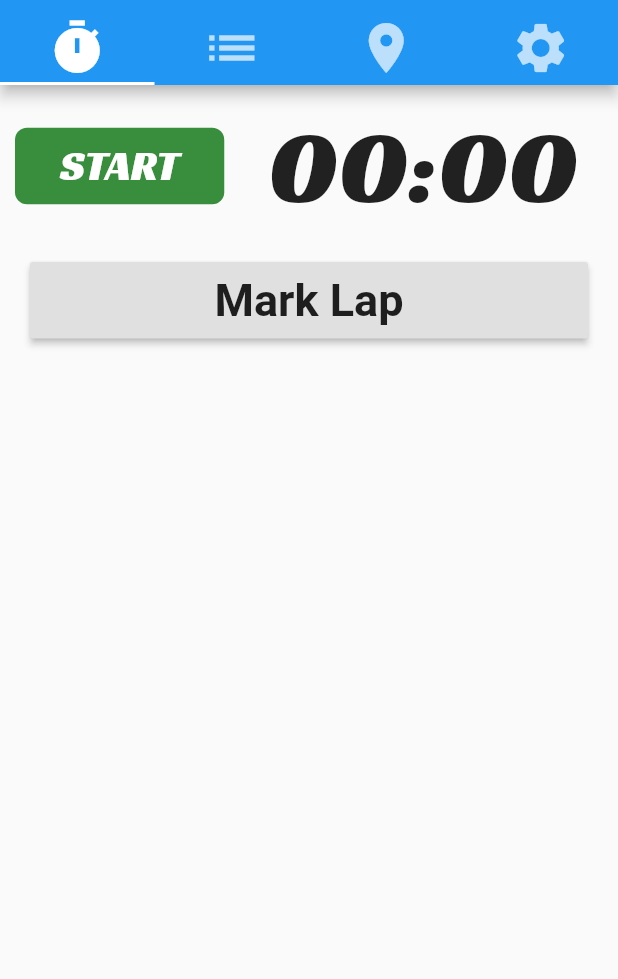
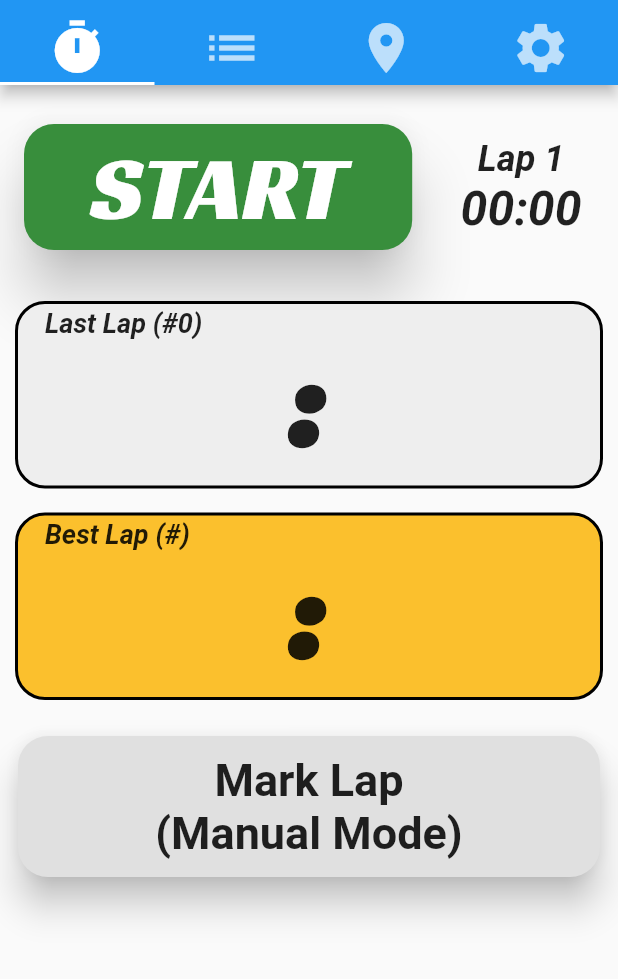
Before and after one commit to markleavitt/karstimer, a Flutter app: the screen it shows after launch, on a phone screen of 412 x 824 dp, the part 71-1050 px from its top. Run offline on Flutter 3.47's test engine with Material 2 defaults, Android fonts, the phone set to English and light mode, and no system bars; our stand-ins replace geolocator, google_maps_flutter, package_info, shared_preferences.

Commit message:
Version 0.9 working, with GPS lap, large displays.

```diff
--- a/lib/constants.dart
+++ b/lib/constants.dart
@@ -1,4 +1,15 @@
 import 'package:flutter/material.dart';
+
+const TextStyle kTimerStyle = TextStyle(
+  fontSize: 96.0,
+  fontFamily: 'RacingSansOne',
+  fontWeight: FontWeight.bold,
+);
+const TextStyle kTimerCaptionStyle = TextStyle(
+  fontSize: 18.0,
+  fontWeight: FontWeight.bold,
+  fontStyle: FontStyle.italic,
+);
 
 const TextStyle kLapStyle = TextStyle(
   fontFamily: 'RobotoMono',
--- a/lib/main.dart
+++ b/lib/main.dart
@@ -3,8 +3,8 @@
 import 'package:flutter/material.dart';
 import 'package:karstimer/race_data.dart';
 import 'tab_track.dart';
-import 'tab_best_time.dart';
-import 'tab_lap_timer.dart';
+import 'tab_timer.dart';
+import 'tab_lap_times.dart';
 import 'tab_settings.dart';
 import 'race_data.dart';
 import 'package:provider/provider.dart';
@@ -46,8 +46,8 @@ class MyApp extends StatelessWidget {
             ),
             body: TabBarView(
               children: [
-                TabBestTime(),
-                TabLapTimer(),
+                TabTimer(),
+                TabLapTimes(),
                 TabTrack(),
                 TabSettings(),
               ],
--- a/lib/race_data.dart
+++ b/lib/race_data.dart
@@ -22,7 +22,11 @@ class RaceData extends ChangeNotifier {
   int distanceFilter = 3;
   int elapsedTime = 0;
   int currentLapNumber = 1;
+  int bestLapTime = 9999;
+  int bestLapNumber;
   String elapsedTimeString = '00:00';
+  String lastLapTimeString = '  :  ';
+  String bestLapTimeString = '  :  ';
   String appVersion = "KarsTimer V?.?.?";
   Geolocator geolocator = Geolocator();
   final locationOptions = LocationOptions(
@@ -78,6 +82,15 @@ class RaceData extends ChangeNotifier {
   void markLap() {
     lapStats.insert(
         0, _LapStats(currentLapNumber, elapsedTime, elapsedTimeString));
+    int lastLapTime = elapsedTime;
+    lastLapTimeString =
+        '${(lastLapTime ~/ 60).toString().padLeft(2, '0')}:${(lastLapTime % 60).toString().padLeft(2, '0')}';
+    if (lastLapTime < bestLapTime) {
+      bestLapTime = lastLapTime;
+      bestLapNumber = currentLapNumber;
+      bestLapTimeString =
+          '${(bestLapTime ~/ 60).toString().padLeft(2, '0')}:${(bestLapTime % 60).toString().padLeft(2, '0')}';
+    }
     _updateElapsedTime(reset: true);
     currentLapNumber++;
     notifyListeners();
@@ -176,10 +189,8 @@ class RaceData extends ChangeNotifier {
   void _addPosition(Position newPosition) {
     // Save previous position and speed
     Position previousPosition = newPosition;
-    double previousSpeed = newPosition.speed;
     if (racePositions.length > 0) {
       previousPosition = racePositions.last;
-      previousSpeed = racePositions.last.speed;
     }
     racePositions.add(newPosition);
     // Build marker for this position
@@ -243,7 +254,6 @@ class RaceData extends ChangeNotifier {
     if (lapMarkers[currentLapNumber].length < 10) {
       return;
     }
-    ;
     // Calculate distance from start point to previous and current point
     final double distanceToP1 = await geolocator.distanceBetween(
         startPosition.latitude,
@@ -259,7 +269,6 @@ class RaceData extends ChangeNotifier {
     if (distanceToP1 > maxRange && distanceToP2 > maxRange) {
       return;
     }
-    ;
     // If newest position is very near the start point, declare a new lap and return
     if (distanceToP2 < minRange) {
       print('Lap completed by being in close range to starting point');
--- a/lib/tab_best_time.dart
+++ /dev/null
@@ -1,120 +0,0 @@
-import 'package:flutter/material.dart';
-import 'package:flutter/rendering.dart';
-import 'package:provider/provider.dart';
-import 'constants.dart';
-import 'race_data.dart';
-
-class TabBestTime extends StatefulWidget {
-  @override
-  _TabBestTimeState createState() => _TabBestTimeState();
-}
-
-class _TabBestTimeState extends State<TabBestTime> {
-  //ScrollController _myListScrollController = ScrollController();
-  @override
-  Widget build(BuildContext context) {
-    return Column(
-      mainAxisAlignment: MainAxisAlignment.start,
-      crossAxisAlignment: CrossAxisAlignment.stretch,
-      children: [
-        _Header(),
-        Padding(
-          padding: const EdgeInsets.symmetric(horizontal: 20.0, vertical: 10.0),
-          child: RaisedButton(
-            onPressed: () {
-              if (Provider.of<RaceData>(context, listen: false).isRunning) {
-                Provider.of<RaceData>(context, listen: false).markLap();
-              }
-            },
-            child: Padding(
-              padding: const EdgeInsets.all(8.0),
-              child: Text(
-                Provider.of<RaceData>(context).isAutoLapMark
-                    ? 'Mark Lap (Override)'
-                    : 'Mark Lap',
-                style: TextStyle(
-                  //color: Colors.white,
-                  fontSize: 30,
-                  fontWeight: FontWeight.bold,
-                ),
-              ),
-            ),
-          ),
-        ),
-      ],
-    );
-  }
-}
-
-// Builds the Header with a button and elapsed time display
-class _Header extends StatelessWidget {
-  @override
-  Widget build(BuildContext context) {
-    return Padding(
-      padding: const EdgeInsets.symmetric(vertical: 10.0, horizontal: 4),
-      child: Row(
-        mainAxisAlignment: MainAxisAlignment.spaceEvenly,
-        children: [
-          Expanded(
-            flex: 3,
-            child: _HeaderButton(
-              title:
-                  Provider.of<RaceData>(context).isRunning ? 'STOP' : 'START',
-              color: Provider.of<RaceData>(context).isRunning
-                  ? Colors.red
-                  : Colors.green[700],
-            ),
-          ),
-          Expanded(
-            flex: 5,
-            child: Text(
-              Provider.of<RaceData>(context).elapsedTimeString,
-              textAlign: TextAlign.center,
-              style: TextStyle(
-                fontSize: 70.0,
-                fontFamily: 'RacingSansOne',
-              ),
-            ),
-          ),
-        ],
-      ),
-    );
-  }
-}
-
-// Builds a button with specified title and color; connects via Provider
-class _HeaderButton extends StatelessWidget {
-  _HeaderButton({@required this.title, @required this.color});
-  final String title;
-  final Color color;
-
-  @override
-  Widget build(BuildContext context) {
-    return Padding(
-      padding: const EdgeInsets.symmetric(horizontal: 6.0),
-      child: GestureDetector(
-        onTap: () {
-          Provider.of<RaceData>(context, listen: false).toggleState();
-        },
-        child: Container(
-          padding: const EdgeInsets.symmetric(vertical: 8.0, horizontal: 15.0),
-          decoration: BoxDecoration(
-            color: color,
-            borderRadius: BorderRadius.all(
-              Radius.circular(8.0),
-            ),
-          ),
-          child: Text(
-            title,
-            textAlign: TextAlign.center,
-            style: const TextStyle(
-              color: Colors.white,
-              fontSize: 28,
-              fontFamily: 'RacingSansOne',
-            ),
-          ),
-        ),
-      ),
-    );
-  }
-}
--- a/lib/tab_lap_timer.dart
+++ b/lib/tab_lap_times.dart
@@ -4,12 +4,12 @@ import 'package:provider/provider.dart';
 import 'race_data.dart';
 import 'constants.dart';
 
-class TabLapTimer extends StatefulWidget {
+class TabLapTimes extends StatefulWidget {
   @override
-  _TabLapTimerState createState() => _TabLapTimerState();
+  _TabLapTimesState createState() => _TabLapTimesState();
 }
 
-class _TabLapTimerState extends State<TabLapTimer> {
+class _TabLapTimesState extends State<TabLapTimes> {
   //ScrollController _myListScrollController = ScrollController();
   @override
   Widget build(BuildContext context) {
--- a/lib/tab_settings.dart
+++ b/lib/tab_settings.dart
@@ -1,9 +1,6 @@
 import 'package:flutter/material.dart';
 import 'package:karstimer/constants.dart';
 import 'package:karstimer/race_data.dart';
-import 'package:shared_preferences/shared_preferences.dart';
-import 'package:provider/provider.dart';
-import 'package:geolocator/geolocator.dart';
 
 class TabSettings extends StatefulWidget {
   @override
--- /dev/null
+++ b/lib/tab_timer.dart
@@ -0,0 +1,193 @@
+import 'package:flutter/material.dart';
+import 'package:flutter/rendering.dart';
+import 'package:provider/provider.dart';
+import 'constants.dart';
+import 'race_data.dart';
+
+class TabTimer extends StatefulWidget {
+  @override
+  _TabTimerState createState() => _TabTimerState();
+}
+
+class _TabTimerState extends State<TabTimer> {
+  //ScrollController _myListScrollController = ScrollController();
+  @override
+  Widget build(BuildContext context) {
+    return Column(
+      mainAxisAlignment: MainAxisAlignment.start,
+      crossAxisAlignment: CrossAxisAlignment.stretch,
+      children: [
+        _Header(),
+        BigTimer(
+          caption:
+              'Last Lap (#${Provider.of<RaceData>(context).currentLapNumber - 1})',
+          timeDisplay: '${Provider.of<RaceData>(context).lastLapTimeString}',
+          backColor: Colors.grey[200],
+        ),
+        BigTimer(
+          caption:
+              'Best Lap (#${Provider.of<RaceData>(context).bestLapNumber ?? ""})',
+          timeDisplay: '${Provider.of<RaceData>(context).bestLapTimeString}',
+          backColor: Colors.yellow[700],
+        ),
+        Padding(
+          padding: const EdgeInsets.symmetric(horizontal: 12.0, vertical: 16.0),
+          child: RaisedButton(
+            elevation: 10.0,
+            shape: RoundedRectangleBorder(
+              borderRadius: BorderRadius.circular(20.0),
+            ),
+            onPressed: () {
+              if (Provider.of<RaceData>(context, listen: false).isRunning) {
+                Provider.of<RaceData>(context, listen: false).markLap();
+              }
+            },
+            child: Padding(
+              padding: const EdgeInsets.all(12.0),
+              child: Text(
+                Provider.of<RaceData>(context).isAutoLapMark
+                    ? 'Mark Lap \n(Override GPS)'
+                    : 'Mark Lap \n(Manual Mode)',
+                textAlign: TextAlign.center,
+                style: TextStyle(
+                  //color: Colors.white,
+                  fontSize: 30,
+                  fontWeight: FontWeight.bold,
+                ),
+              ),
+            ),
+          ),
+        ),
+      ],
+    );
+  }
+}
+
+class BigTimer extends StatelessWidget {
+  BigTimer({this.caption, this.timeDisplay, this.backColor});
+  final String caption;
+  final String timeDisplay;
+  final Color backColor;
+  @override
+  Widget build(BuildContext context) {
+    return Padding(
+      padding: EdgeInsets.symmetric(
+        horizontal: 10.0,
+        vertical: 8.0,
+      ),
+      child: Stack(
+        children: [
+          Positioned(
+            child: Container(
+              decoration: BoxDecoration(
+                color: backColor,
+                border: Border.all(
+                  width: 2,
+                ),
+                borderRadius: BorderRadius.circular(20),
+              ),
+              child: Center(
+                child: Text(
+                  timeDisplay,
+                  style: kTimerStyle,
+                ),
+              ),
+            ),
+          ),
+          Positioned(
+            child: Text(
+              caption,
+              style: kTimerCaptionStyle,
+            ),
+            left: 20,
+            top: 4,
+          ),
+        ],
+      ),
+    );
+  }
+}
+
+// Builds the Header with the StartStop button and a small current elapsed time display
+class _Header extends StatelessWidget {
+  @override
+  Widget build(BuildContext context) {
+    return Padding(
+      padding: const EdgeInsets.symmetric(vertical: 10.0, horizontal: 4),
+      child: Row(
+        mainAxisAlignment: MainAxisAlignment.spaceEvenly,
+        children: [
+          Expanded(
+            flex: 7,
+            child: _StartStopButton(
+              title:
+                  Provider.of<RaceData>(context).isRunning ? 'STOP' : 'START',
+              color: Provider.of<RaceData>(context).isRunning
+                  ? Colors.red
+                  : Colors.green[700],
+            ),
+          ),
+          Expanded(
+            flex: 3,
+            child: Column(
+              children: [
+                Text(
+                  'Lap ${Provider.of<RaceData>(context).currentLapNumber}',
+                  textAlign: TextAlign.center,
+                  style: TextStyle(
+                    fontSize: 24.0,
+                    fontStyle: FontStyle.italic,
+                    fontWeight: FontWeight.bold,
+                  ),
+                ),
+                Text(
+                  Provider.of<RaceData>(context).elapsedTimeString,
+                  textAlign: TextAlign.center,
+                  style: TextStyle(
+                    fontSize: 32.0,
+                    fontStyle: FontStyle.italic,
+                    fontWeight: FontWeight.bold,
+                  ),
+                ),
+              ],
+            ),
+          ),
+        ],
+      ),
+    );
+  }
+}
+
+class _StartStopButton extends StatelessWidget {
+  _StartStopButton({@required this.title, @required this.color});
+  final String title;
+  final Color color;
+  @override
+  Widget build(BuildContext context) {
+    return Padding(
+      padding: const EdgeInsets.symmetric(horizontal: 12.0, vertical: 16.0),
+      child: RaisedButton(
+        color: color,
+        elevation: 16.0,
+        shape: RoundedRectangleBorder(
+          borderRadius: BorderRadius.circular(20.0),
+        ),
+        onPressed: () {
+          Provider.of<RaceData>(context, listen: false).toggleState();
+        },
+        child: Padding(
+          padding: const EdgeInsets.all(4.0),
+          child: Text(
+            title,
+            textAlign: TextAlign.center,
+            style: const TextStyle(
+              color: Colors.white,
+              fontSize: 60.0,
+              fontFamily: 'RacingSansOne',
+            ),
+          ),
+        ),
+      ),
+    );
+  }
+}
--- a/pubspec.yaml
+++ b/pubspec.yaml
@@ -15,7 +15,7 @@ publish_to: 'none' # Remove this line if you wish to publish to pub.dev
 # In iOS, build-name is used as CFBundleShortVersionString while build-number used as CFBundleVersion.
 # Read more about iOS versioning at
 # https://developer.apple.com/library/archive/documentation/General/Reference/InfoPlistKeyReference/Articles/CoreFoundationKeys.html
-version: 0.8.0+1
+version: 0.9.0+2
 
 environment:
   sdk: ">=2.7.0 <3.0.0"
```
